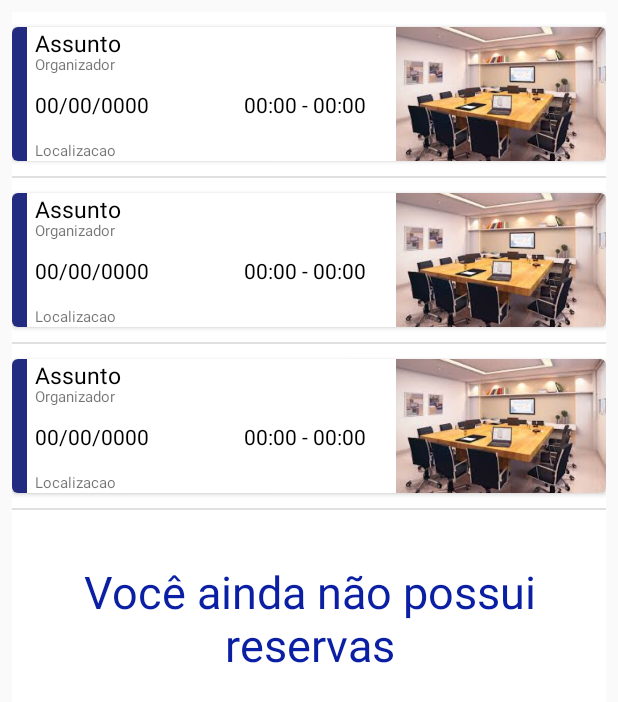
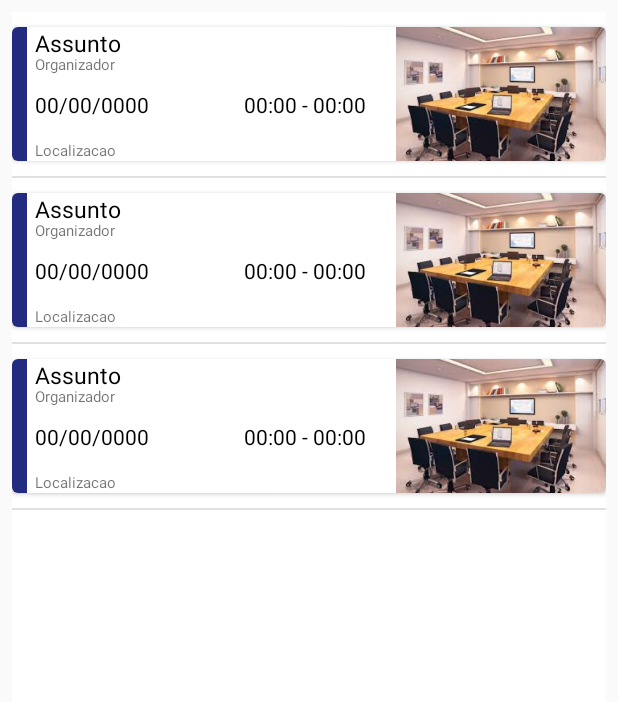
Before and after one commit to GSRamalho/GetherfyAndroid, an Android app: the layout fragment_reservas.xml on its own in the app's theme, with its tools: preview values and no code run, on a phone screen of 412 x 824 dp. Shown: the top 702 px of the screen. Run offline under Robolectric (Android 15) with nearby library versions, the phone set to English and light mode, and no system bars.

```diff
--- a/app/src/main/res/layout/fragment_reservas.xml
+++ b/app/src/main/res/layout/fragment_reservas.xml
@@ -11,12 +11,13 @@
         android:layout_width="match_parent"
         android:layout_height="match_parent"
         android:layout_margin="8dp"
+        android:layout_marginTop="8dp"
         android:layout_marginBottom="8dp"
         android:background="#FFFFFF"
         app:layout_constraintBottom_toBottomOf="parent"
         app:layout_constraintEnd_toEndOf="parent"
         app:layout_constraintStart_toStartOf="parent"
-        app:layout_constraintTop_toTopOf="parent"
+        app:layout_constraintTop_toBottomOf="@+id/fragment_reservas_avisoListaVazia"
         tools:listitem="@layout/item_reserva_layout">
 
     </ListView>
@@ -27,10 +28,10 @@
         android:layout_height="wrap_content"
         android:textAlignment="center"
         android:textColor="#0A1FA3"
-        android:textSize="30sp"
-        android:visibility="visible"
+        android:textSize="30dp"
+        android:visibility="gone"
         app:layout_constraintBottom_toBottomOf="parent"
-        app:layout_constraintEnd_toEndOf="parent"
+        app:layout_constraintEnd_toEndOf="@+id/fragment_reservas_lista"
         app:layout_constraintStart_toStartOf="parent"
         app:layout_constraintTop_toTopOf="parent"
         tools:text="Você ainda não possui reservas" />
```
Also changed, not shown: app/src/main/java/com/guilherme/getherfy/activity/fragment/ListaReservasFragment.java (+21 -3 lines), app/src/main/java/com/guilherme/getherfy/reserva/adapter/ListaReservasAdapter.java (+36 -1 lines), app/src/main/java/com/guilherme/getherfy/reserva/model/Reserva.java (+10 -0 lines).
